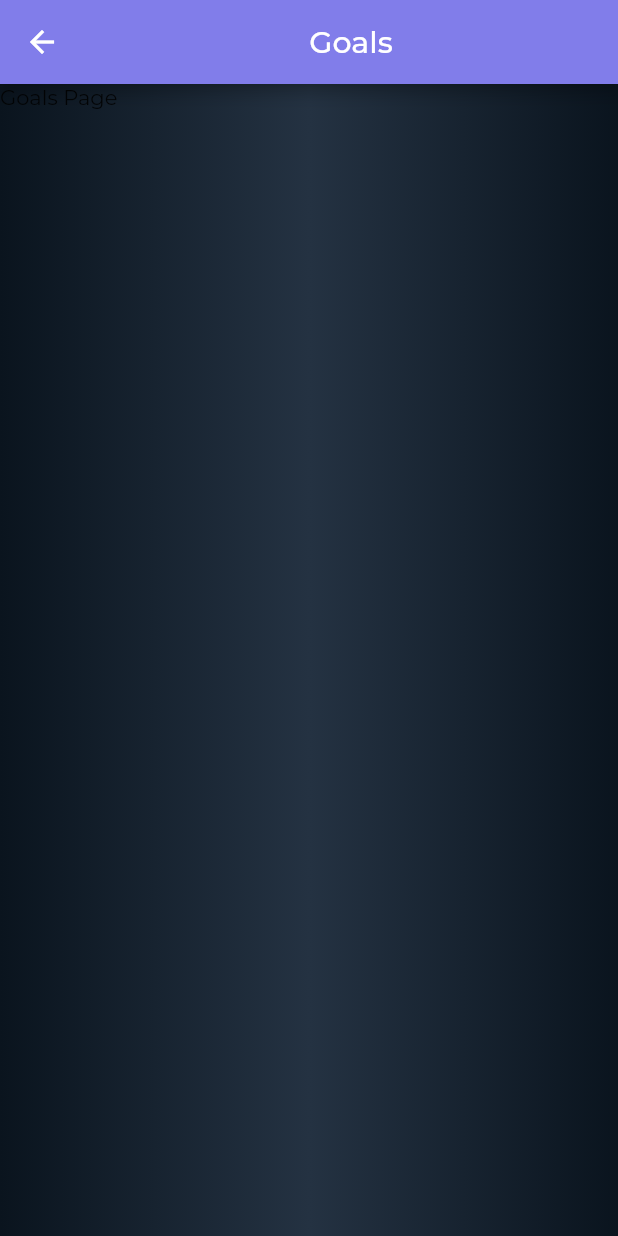
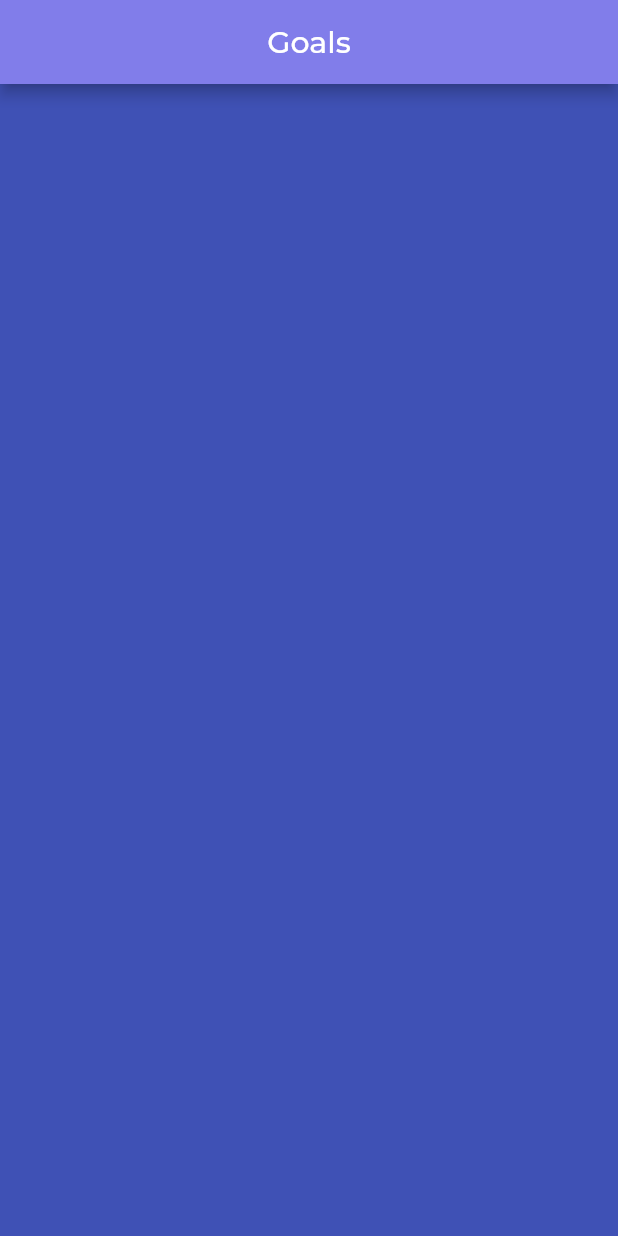
Before and after one commit to AxyleneOmega/sigma-app, a Flutter app: the GoalsPage screen opened directly, on a phone screen of 412 x 824 dp. Run offline on Flutter 3.47's test engine with Material 2 defaults, Android fonts, the phone set to English and light mode, and no system bars; missing offline and left inert: flutter_clean_calendar; project files that could hold a hidden picture were left out.

Commit message:
Added games info

```diff
--- a/sigma_v1/lib/main.dart
+++ b/sigma_v1/lib/main.dart
@@ -66,7 +66,7 @@
   final pages = <Widget>[
     const PlayerPage(),
     const SchedulePage(),
-    const GoalsPage(),
+    GoalsPage(),
     const RewardsPage(),
     const AboutPage(),
   ];
--- a/sigma_v1/lib/pages/goals_page.dart
+++ b/sigma_v1/lib/pages/goals_page.dart
@@ -1,25 +1,39 @@
 import 'package:sigma_v1/main.dart';
 import 'package:flutter/material.dart';
 
-class GoalsPage extends StatelessWidget {
-  const GoalsPage({Key? key}) : super(key: key);
+class GoalsPage extends StatefulWidget {
+  GoalsPage({Key? key}) : super(key: key);
   @override
-  Widget build(BuildContext context) => Container(
-        decoration: const BoxDecoration(
-            gradient: LinearGradient(
-                begin: Alignment.centerLeft,
-                end: Alignment.centerRight,
-                colors: [
-              Color.fromRGBO(10, 20, 30, 1),
-              Color.fromRGBO(36, 50, 66, 1),
-              Color.fromRGBO(10, 20, 30, 1)
-            ])),
-        child: Scaffold(
-          appBar: AppBar(
-            title: const Center(child: Text('Goals')),
-          ),
-          body: const Text("Goals Page"),
-          backgroundColor: MaterialColor(0x243242, sigmaNight),
-        ),
-      );
+  _GoalsPageState createState() => _GoalsPageState();
 }
+
+class _GoalsPageState extends State<GoalsPage> {
+  final pageController = PageController(initialPage: 1);
+
+  @override
+  void dispose() {
+    pageController.dispose();
+    super.dispose();
+  }
+
+  @override
+  Widget build(BuildContext context) {
+    return Scaffold(
+      appBar: AppBar(
+        title: const Center(child: Text('Goals')),
+      ),
+      body: PageView(
+        onPageChanged: (index) {
+          setState(() {});
+        },
+        physics: const AlwaysScrollableScrollPhysics(),
+        children: [
+          Container(color: Colors.indigo),
+          Container(color: Colors.red),
+          Container(color: Colors.brown),
+        ],
+      ),
+      backgroundColor: MaterialColor(0x243242, sigmaNight),
+    );
+  }
+}
--- a/sigma_v1/lib/pages/rewards_page.dart
+++ b/sigma_v1/lib/pages/rewards_page.dart
@@ -247,7 +247,7 @@ class GameCard {
 
   static const List<String> _games = <String>[
     'Block Pong',
-    'Terrain Runner',
+    'Tribal Survivor',
     'Space Shooter',
     'Target Hunter',
   ];
```
